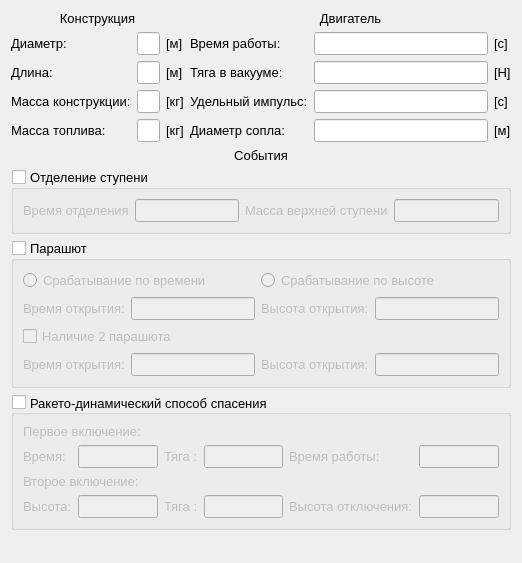
Qt form src/widgets/wrocket.ui (KvES13/RocketSimulation) before a commit.
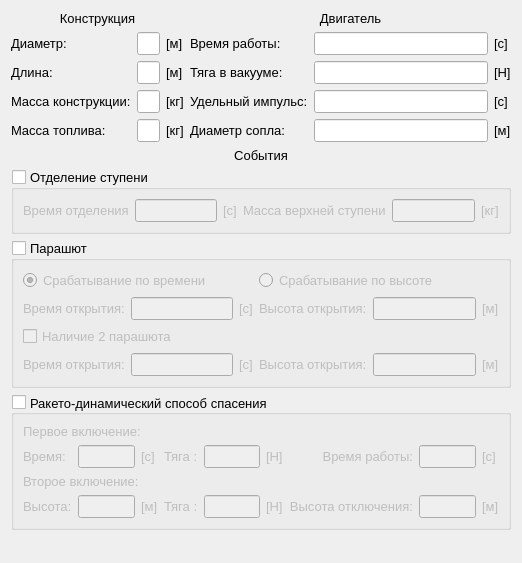
The same form after that commit.

Commit message:
new parachute trigger
added the ability to trigger the parachute in height

The edit to the form file:
```diff
--- a/src/widgets/wrocket.ui
+++ b/src/widgets/wrocket.ui
@@ -60,19 +60,14 @@
         <item row="0" column="1">
          <widget class="QLineEdit" name="leTimeSeparation"/>
         </item>
-        <item row="0" column="0">
-         <widget class="QLabel" name="label_23">
-          <property name="font">
-           <font>
-            <pointsize>10</pointsize>
-           </font>
-          </property>
-          <property name="text">
-           <string>Время отделения</string>
-          </property>
-         </widget>
-        </item>
         <item row="0" column="2">
+         <widget class="QLabel" name="label_44">
+          <property name="text">
+           <string>[с]</string>
+          </property>
+         </widget>
+        </item>
+        <item row="0" column="3">
          <widget class="QLabel" name="label_24">
           <property name="font">
            <font>
@@ -84,9 +79,28 @@
           </property>
          </widget>
         </item>
-        <item row="0" column="3">
+        <item row="0" column="0">
+         <widget class="QLabel" name="label_23">
+          <property name="font">
+           <font>
+            <pointsize>10</pointsize>
+           </font>
+          </property>
+          <property name="text">
+           <string>Время отделения</string>
+          </property>
+         </widget>
+        </item>
+        <item row="0" column="4">
          <widget class="QLineEdit" name="leUpperStageMass"/>
         </item>
+        <item row="0" column="5">
+         <widget class="QLabel" name="label_45">
+          <property name="text">
+           <string>[кг]</string>
+          </property>
+         </widget>
+        </item>
        </layout>
       </widget>
      </item>
@@ -284,7 +298,7 @@
       </widget>
      </item>
      <item row="19" column="0" colspan="7">
-      <widget class="QGroupBox" name="groupBox">
+      <widget class="QGroupBox" name="gbRocketDynamic">
        <property name="font">
         <font>
          <pointsize>10</pointsize>
@@ -303,25 +317,80 @@
         <bool>false</bool>
        </property>
        <layout class="QGridLayout" name="gridLayout_4">
-        <item row="1" column="1">
-         <widget class="QLineEdit" name="lineEdit_3"/>
+        <item row="1" column="5">
+         <widget class="QLabel" name="label_40">
+          <property name="text">
+           <string>[Н]</string>
+          </property>
+         </widget>
+        </item>
+        <item row="3" column="3">
+         <widget class="QLabel" name="label_35">
+          <property name="text">
+           <string>Тяга :</string>
+          </property>
+         </widget>
+        </item>
+        <item row="3" column="0">
+         <widget class="QLabel" name="label_34">
+          <property name="text">
+           <string>Высота:</string>
+          </property>
+         </widget>
+        </item>
+        <item row="3" column="7">
+         <widget class="QLineEdit" name="leWorkTime2"/>
         </item>
         <item row="1" column="2">
+         <widget class="QLabel" name="label_26">
+          <property name="text">
+           <string>[с]</string>
+          </property>
+         </widget>
+        </item>
+        <item row="3" column="5">
+         <widget class="QLabel" name="label_41">
+          <property name="text">
+           <string>[Н]</string>
+          </property>
+         </widget>
+        </item>
+        <item row="1" column="3">
          <widget class="QLabel" name="label_32">
           <property name="text">
            <string>Тяга :</string>
           </property>
          </widget>
         </item>
-        <item row="1" column="4">
+        <item row="3" column="2">
+         <widget class="QLabel" name="label_39">
+          <property name="text">
+           <string>[м]</string>
+          </property>
+         </widget>
+        </item>
+        <item row="1" column="6">
          <widget class="QLabel" name="label_33">
           <property name="text">
            <string>Время работы:</string>
           </property>
+          <property name="alignment">
+           <set>Qt::AlignRight|Qt::AlignTrailing|Qt::AlignVCenter</set>
+          </property>
          </widget>
         </item>
-        <item row="3" column="1">
-         <widget class="QLineEdit" name="lineEdit_6"/>
+        <item row="1" column="7">
+         <widget class="QLineEdit" name="leWorkTime1"/>
+        </item>
+        <item row="1" column="4">
+         <widget class="QLineEdit" name="leThrust1"/>
+        </item>
+        <item row="2" column="0" colspan="8">
+         <widget class="QLabel" name="label_38">
+          <property name="text">
+           <string>Второе включение:</string>
+          </property>
+         </widget>
         </item>
         <item row="1" column="0">
          <widget class="QLabel" name="label_31">
@@ -330,50 +399,43 @@
           </property>
          </widget>
         </item>
-        <item row="3" column="0">
-         <widget class="QLabel" name="label_34">
-          <property name="text">
-           <string>Высота:</string>
-          </property>
-         </widget>
-        </item>
-        <item row="3" column="4">
-         <widget class="QLabel" name="label_36">
-          <property name="text">
-           <string>Высота отключения:</string>
-          </property>
-         </widget>
-        </item>
-        <item row="0" column="0" colspan="6">
+        <item row="0" column="0" colspan="8">
          <widget class="QLabel" name="label_37">
           <property name="text">
            <string>Первое включение:</string>
           </property>
          </widget>
         </item>
-        <item row="3" column="2">
-         <widget class="QLabel" name="label_35">
+        <item row="1" column="1">
+         <widget class="QLineEdit" name="leTimeFirstStart"/>
+        </item>
+        <item row="3" column="1">
+         <widget class="QLineEdit" name="leTimeSecondStart"/>
+        </item>
+        <item row="3" column="6">
+         <widget class="QLabel" name="label_36">
           <property name="text">
-           <string>Тяга :</string>
+           <string>Высота отключения:</string>
           </property>
+          <property name="alignment">
+           <set>Qt::AlignRight|Qt::AlignTrailing|Qt::AlignVCenter</set>
+          </property>
          </widget>
         </item>
-        <item row="1" column="3">
-         <widget class="QLineEdit" name="lineEdit_4"/>
+        <item row="3" column="4">
+         <widget class="QLineEdit" name="leThrust2"/>
         </item>
-        <item row="3" column="5">
-         <widget class="QLineEdit" name="lineEdit_8"/>
+        <item row="1" column="8">
+         <widget class="QLabel" name="label_42">
+          <property name="text">
+           <string>[с]</string>
+          </property>
+         </widget>
         </item>
-        <item row="1" column="5">
-         <widget class="QLineEdit" name="lineEdit_5"/>
-        </item>
-        <item row="3" column="3">
-         <widget class="QLineEdit" name="lineEdit_7"/>
-        </item>
-        <item row="2" column="0" colspan="6">
-         <widget class="QLabel" name="label_38">
+        <item row="3" column="8">
+         <widget class="QLabel" name="label_43">
           <property name="text">
-           <string>Второе включение:</string>
+           <string>[м]</string>
           </property>
          </widget>
         </item>
@@ -529,24 +591,31 @@
         <bool>false</bool>
        </property>
        <layout class="QGridLayout" name="gridLayout_3">
-        <item row="1" column="0">
-         <widget class="QLabel" name="label_25">
+        <item row="1" column="1">
+         <widget class="QLineEdit" name="leParachuteTimeOpen1"/>
+        </item>
+        <item row="3" column="3">
+         <widget class="QLabel" name="label_30">
+          <property name="text">
+           <string>Высота открытия:</string>
+          </property>
+         </widget>
+        </item>
+        <item row="3" column="4">
+         <widget class="QLineEdit" name="leParachuteHeightOpen2"/>
+        </item>
+        <item row="2" column="0" colspan="5">
+         <widget class="QCheckBox" name="cbSecondParachute">
           <property name="font">
            <font>
             <pointsize>10</pointsize>
            </font>
           </property>
           <property name="text">
-           <string>Время открытия:</string>
+           <string>Наличие 2 парашюта</string>
           </property>
          </widget>
         </item>
-        <item row="1" column="3">
-         <widget class="QLineEdit" name="lineEdit"/>
-        </item>
-        <item row="1" column="1">
-         <widget class="QLineEdit" name="leParachuteOpen1"/>
-        </item>
         <item row="3" column="0">
          <widget class="QLabel" name="label_27">
           <property name="font">
@@ -559,49 +628,76 @@
           </property>
          </widget>
         </item>
-        <item row="0" column="2" colspan="2">
-         <widget class="QRadioButton" name="radioButton_2">
+        <item row="1" column="4">
+         <widget class="QLineEdit" name="leParachuteHeightOpen1"/>
+        </item>
+        <item row="0" column="3" colspan="2">
+         <widget class="QRadioButton" name="rbHeightTrigger">
           <property name="text">
            <string>Срабатывание по высоте</string>
           </property>
          </widget>
         </item>
-        <item row="3" column="2">
-         <widget class="QLabel" name="label_30">
-          <property name="text">
-           <string>Высота открытия:</string>
-          </property>
-         </widget>
-        </item>
-        <item row="3" column="1">
-         <widget class="QLineEdit" name="leParachuteOpen2"/>
-        </item>
-        <item row="3" column="3">
-         <widget class="QLineEdit" name="lineEdit_2"/>
-        </item>
         <item row="0" column="0" colspan="2">
-         <widget class="QRadioButton" name="radioButton">
+         <widget class="QRadioButton" name="rbTimeTrigger">
+          <property name="enabled">
+           <bool>false</bool>
+          </property>
           <property name="text">
            <string>Срабатывание по времени</string>
           </property>
+          <property name="checked">
+           <bool>true</bool>
+          </property>
          </widget>
         </item>
-        <item row="1" column="2">
+        <item row="3" column="1">
+         <widget class="QLineEdit" name="leParachuteTimeOpen2"/>
+        </item>
+        <item row="1" column="5">
+         <widget class="QLabel" name="label_12">
+          <property name="text">
+           <string>[м]</string>
+          </property>
+         </widget>
+        </item>
+        <item row="1" column="0">
+         <widget class="QLabel" name="label_25">
+          <property name="font">
+           <font>
+            <pointsize>10</pointsize>
+           </font>
+          </property>
+          <property name="text">
+           <string>Время открытия:</string>
+          </property>
+         </widget>
+        </item>
+        <item row="1" column="3">
          <widget class="QLabel" name="label_29">
           <property name="text">
            <string>Высота открытия:</string>
           </property>
          </widget>
         </item>
-        <item row="2" column="0" colspan="4">
-         <widget class="QCheckBox" name="cbSecondParachute">
-          <property name="font">
-           <font>
-            <pointsize>10</pointsize>
-           </font>
+        <item row="1" column="2">
+         <widget class="QLabel" name="label_15">
+          <property name="text">
+           <string>[с]</string>
           </property>
+         </widget>
+        </item>
+        <item row="3" column="2">
+         <widget class="QLabel" name="label_18">
           <property name="text">
-           <string>Наличие 2 парашюта</string>
+           <string>[с]</string>
+          </property>
+         </widget>
+        </item>
+        <item row="3" column="5">
+         <widget class="QLabel" name="label_21">
+          <property name="text">
+           <string>[м]</string>
           </property>
          </widget>
         </item>
```
The commit also changes 6 other files.
